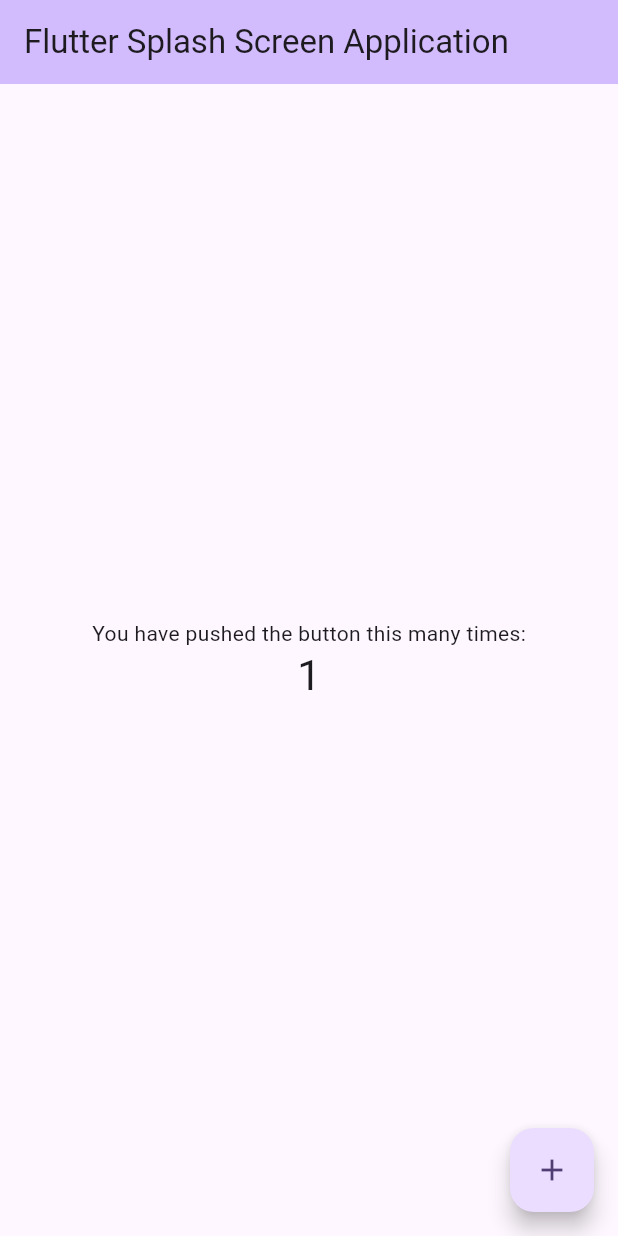
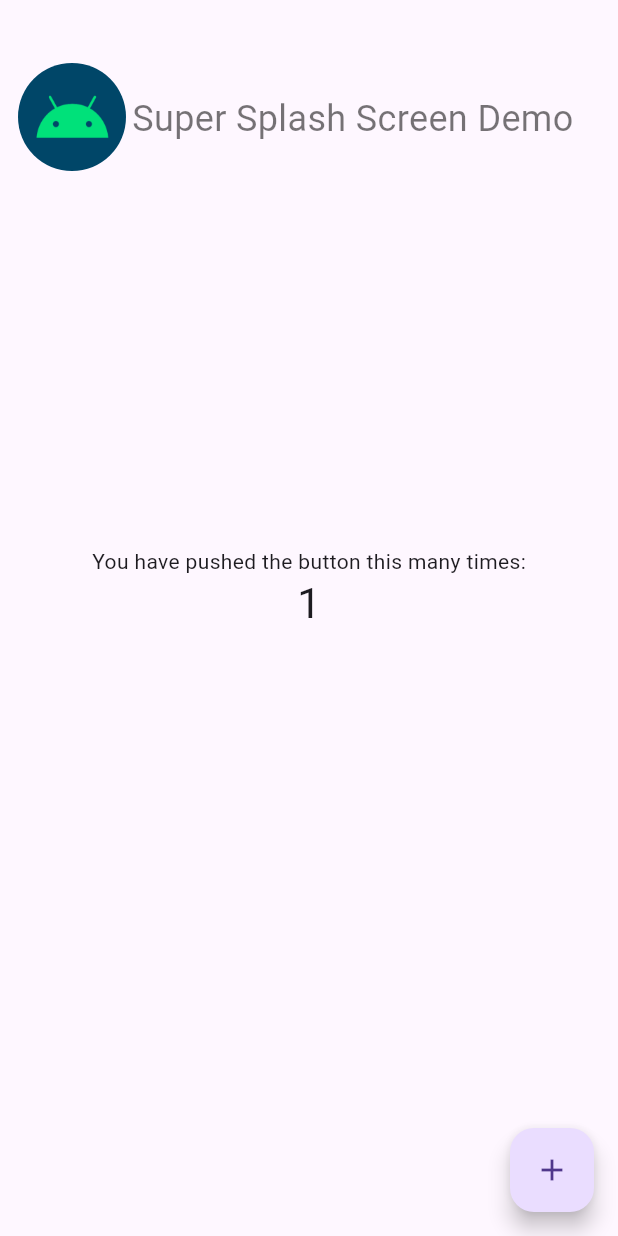
Before and after one commit to leodoneDev/Splash, a Flutter app: the screen it shows after launch, after a tap on the "add" icon, on a phone screen of 412 x 824 dp. Run offline on Flutter 3.47's test engine with Material 3 defaults, Android fonts, the phone set to English and light mode, and no system bars.

Commit message:
UI updated

```diff
--- a/lib/main.dart
+++ b/lib/main.dart
@@ -1,51 +1,41 @@
+/*
+ * Copyright (C) 2021 The Android Open Source Project
+ *
+ * Licensed under the Apache License, Version 2.0 (the "License");
+ * you may not use this file except in compliance with the License.
+ * You may obtain a copy of the License at
+ *
+ *      http://www.apache.org/licenses/LICENSE-2.0
+ *
+  * Unless required by applicable law or agreed to in writing, software
+ * distributed under the License is distributed on an "AS IS" BASIS,
+ * WITHOUT WARRANTIES OR CONDITIONS OF ANY KIND, either express or implied.
+ * See the License for the specific language governing permissions and
+ * limitations under the License.
+ */
+
 import 'package:flutter/material.dart';
 
-void main() {
+Future<void> main() async {
   runApp(const MyApp());
 }
 
+/* Main widget that contains the Flutter starter app. */
 class MyApp extends StatelessWidget {
   const MyApp({super.key});
 
-  // This widget is the root of your application.
   @override
   Widget build(BuildContext context) {
     return MaterialApp(
       title: 'Flutter Demo',
-      theme: ThemeData(
-        // This is the theme of your application.
-        //
-        // TRY THIS: Try running your application with "flutter run". You'll see
-        // the application has a purple toolbar. Then, without quitting the app,
-        // try changing the seedColor in the colorScheme below to Colors.green
-        // and then invoke "hot reload" (save your changes or press the "hot
-        // reload" button in a Flutter-supported IDE, or press "r" if you used
-        // the command line to start the app).
-        //
-        // Notice that the counter didn't reset back to zero; the application
-        // state is not lost during the reload. To reset the state, use hot
-        // restart instead.
-        //
-        // This works for code too, not just values: Most code changes can be
-        // tested with just a hot reload.
-        colorScheme: ColorScheme.fromSeed(seedColor: Colors.deepPurple),
-      ),
-      home: const MyHomePage(title: 'Flutter Splash Screen Application'),
+      theme: ThemeData(primarySwatch: Colors.blue),
+      home: const MyHomePage(title: 'My Splash App'),
     );
   }
 }
 
 class MyHomePage extends StatefulWidget {
   const MyHomePage({super.key, required this.title});
-
-  // This widget is the home page of your application. It is stateful, meaning
-  // that it has a State object (defined below) that contains fields that affect
-  // how it looks.
-
-  // This class is the configuration for the state. It holds the values (in this
-  // case the title) provided by the parent (in this case the App widget) and
-  // used by the build method of the State. Fields in a Widget subclass are
-  // always marked "final".
 
   final String title;
 
@@ -58,52 +48,23 @@ class _MyHomePageState extends State<MyHomePage> {
 
   void _incrementCounter() {
     setState(() {
-      // This call to setState tells the Flutter framework that something has
-      // changed in this State, which causes it to rerun the build method below
-      // so that the display can reflect the updated values. If we changed
-      // _counter without calling setState(), then the build method would not be
-      // called again, and so nothing would appear to happen.
       _counter++;
     });
   }
 
   @override
   Widget build(BuildContext context) {
-    // This method is rerun every time setState is called, for instance as done
-    // by the _incrementCounter method above.
-    //
-    // The Flutter framework has been optimized to make rerunning build methods
-    // fast, so that you can just rebuild anything that needs updating rather
-    // than having to individually change instances of widgets.
     return Scaffold(
-      appBar: AppBar(
-        // TRY THIS: Try changing the color here to a specific color (to
-        // Colors.amber, perhaps?) and trigger a hot reload to see the AppBar
-        // change color while the other colors stay the same.
-        backgroundColor: Theme.of(context).colorScheme.inversePrimary,
-        // Here we take the value from the MyHomePage object that was created by
-        // the App.build method, and use it to set our appbar title.
-        title: Text(widget.title),
-      ),
       body: Center(
-        // Center is a layout widget. It takes a single child and positions it
-        // in the middle of the parent.
         child: Column(
-          // Column is also a layout widget. It takes a list of children and
-          // arranges them vertically. By default, it sizes itself to fit its
-          // children horizontally, and tries to be as tall as its parent.
-          //
-          // Column has various properties to control how it sizes itself and
-          // how it positions its children. Here we use mainAxisAlignment to
-          // center the children vertically; the main axis here is the vertical
-          // axis because Columns are vertical (the cross axis would be
-          // horizontal).
-          //
-          // TRY THIS: Invoke "debug painting" (choose the "Toggle Debug Paint"
-          // action in the IDE, or press "p" in the console), to see the
-          // wireframe for each widget.
-          mainAxisAlignment: MainAxisAlignment.center,
-          children: <Widget>[
+          children: [
+            const Padding(
+              padding: EdgeInsets.only(top: 42, bottom: 250),
+              child: Align(
+                alignment: Alignment.topCenter,
+                child: CustomAppBar(),
+              ),
+            ),
             const Text('You have pushed the button this many times:'),
             Text(
               '$_counter',
@@ -116,7 +77,40 @@ class _MyHomePageState extends State<MyHomePage> {
         onPressed: _incrementCounter,
         tooltip: 'Increment',
         child: const Icon(Icons.add),
-      ), // This trailing comma makes auto-formatting nicer for build methods.
+      ),
     );
   }
 }
+
+/* A Flutter implementation of the last frame of the splashscreen animation */
+class CustomAppBar extends StatelessWidget {
+  const CustomAppBar({super.key});
+
+  @override
+  Widget build(BuildContext context) {
+    Widget titleSection = Row(
+      children: [
+        Padding(
+          padding: const EdgeInsets.only(left: 12, right: 4),
+          child: ClipRRect(
+            borderRadius: BorderRadius.circular(36.0),
+            child: Image.asset(
+              'images/androidIcon.png',
+              width: 72.0,
+              height: 72.0,
+              fit: BoxFit.fill,
+            ),
+          ),
+        ),
+        const Padding(
+          padding: EdgeInsets.only(top: 3),
+          child: Text(
+            "Super Splash Screen Demo",
+            style: TextStyle(color: Colors.black54, fontSize: 24),
+          ),
+        ),
+      ],
+    );
+    return titleSection;
+  }
+}
```
